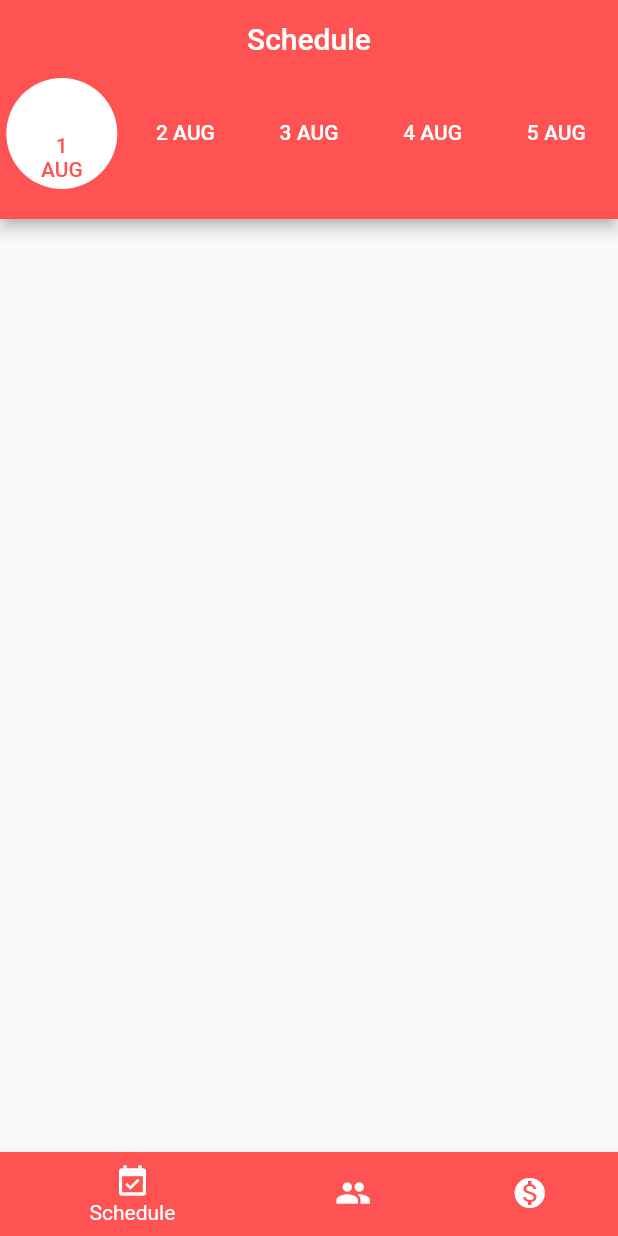
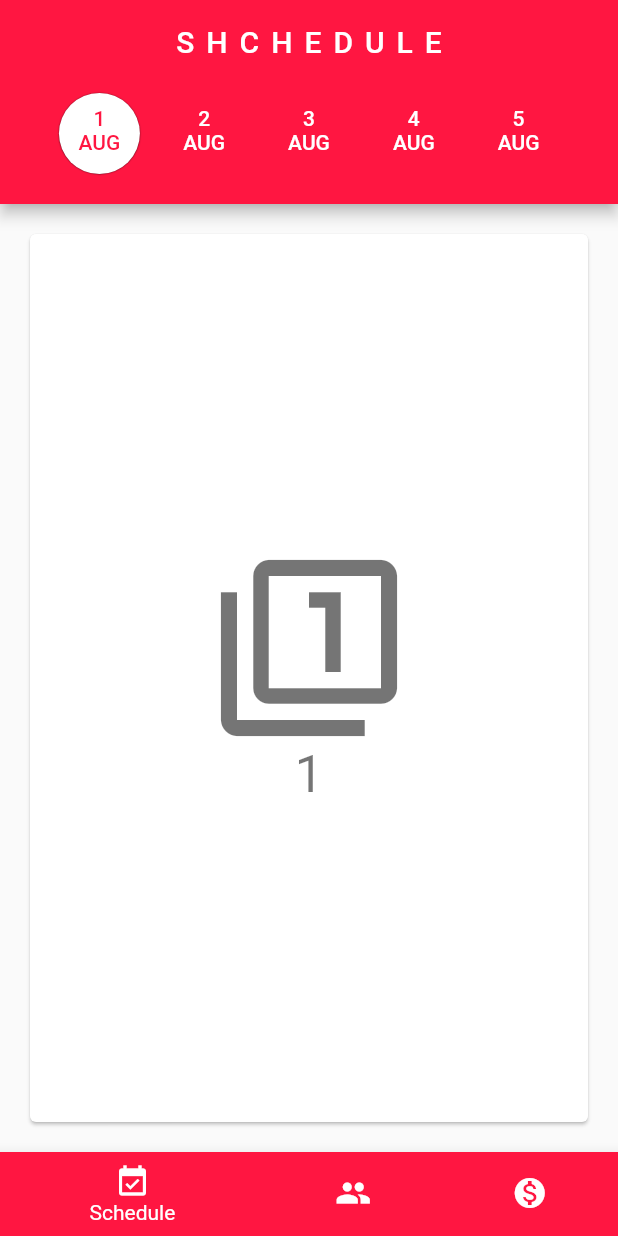
Before and after one commit to guilhermeof/app-conference, a Flutter app: the screen it shows after launch, on a phone screen of 412 x 824 dp. Run offline on Flutter 3.47's test engine with Material 2 defaults, Android fonts, the phone set to English and light mode, and no system bars.

Commit message:
Concluido scroll topbar com as datas do evento

```diff
--- /dev/null
+++ b/lib/pages/schedule/schedule_tab.dart
@@ -0,0 +1,40 @@
+import 'package:flutter/material.dart';
+
+class Choice {
+  const Choice({ this.title, this.icon });
+  final String title;
+  final IconData icon;
+}
+
+const List<Choice> choices = const <Choice>[
+  const Choice(title: 'CAR', icon: Icons.directions_car),
+  const Choice(title: 'BICYCLE', icon: Icons.directions_bike),
+  const Choice(title: 'BOAT', icon: Icons.directions_boat),
+  const Choice(title: 'BUS', icon: Icons.directions_bus),
+  const Choice(title: 'TRAIN', icon: Icons.directions_railway),
+  const Choice(title: 'WALK', icon: Icons.directions_walk),
+];
+
+class ChoiceCard extends StatelessWidget {
+  const ChoiceCard({ Key key, this.choice }) : super(key: key);
+
+  final Choice choice;
+
+  @override
+  Widget build(BuildContext context) {
+    final TextStyle textStyle = Theme.of(context).textTheme.display1;
+    return new Card(
+      color: Colors.white,
+      child: new Center(
+        child: new Column(
+          mainAxisSize: MainAxisSize.min,
+          crossAxisAlignment: CrossAxisAlignment.center,
+          children: <Widget>[
+            new Icon(choice.icon, size: 128.0, color: textStyle.color),
+            new Text(choice.title, style: textStyle),
+          ],
+        ),
+      ),
+    );
+  }
+}
--- a/lib/pages/schedule_page.dart
+++ b/lib/pages/schedule_page.dart
@@ -8,11 +8,12 @@ class SchedulePage extends StatefulWidget {
 class _SchedulePageState extends State<SchedulePage> with SingleTickerProviderStateMixin {
 
   TabController controller;
+  final length = choices.length;
 
   @override
   void initState() {
     super.initState();
-    controller = new TabController(vsync: this, length: 5);
+    controller = new TabController(vsync: this, length: length);
   }
 
   @override
@@ -21,48 +22,108 @@ class _SchedulePageState extends State<SchedulePage> with SingleTickerProviderSt
     super.dispose();
   }
 
-
   @override
   Widget build(BuildContext context) {
    return new Scaffold(
           appBar: new AppBar(
-        backgroundColor: Colors.redAccent,
-        title: new Text("Schedule"),
+            backgroundColor: new Color.fromRGBO(255, 22, 65, 10.0),
+            title: new Text('Shchedule'.toUpperCase(), style: new TextStyle(
+              letterSpacing: 8.0,
+            ),),
             centerTitle: true,
             bottom: new PreferredSize(
-          preferredSize: new Size.fromHeight(90.0),
-          child: new Material(
-            color: Colors.redAccent,
+              preferredSize: new Size.fromHeight(80.0),
               child: new Container(
                 padding: new EdgeInsets.only(bottom: 20.0),
                 child: new TabBar(
+                  labelStyle: new TextStyle(
+                    fontSize: 14.0
+                  ),
+                  indicatorWeight: 8.0,
+                  indicatorSize: TabBarIndicatorSize.tab,
+                  unselectedLabelColor: Colors.white,
+                  labelColor: new Color.fromRGBO(255, 22, 65, 10.0),
+                  indicator: new BoxDecoration(
+                    color: Colors.white,
+                    shape: BoxShape.circle,
+                    boxShadow: <BoxShadow>[
+                        new BoxShadow (
+                          color: const Color(0xcc000000),
+                          offset: new Offset(0.0, 0.1),
+                          blurRadius: 0.1,
+                        ),
+                      ],
+                    ),
                   controller: controller,
-              unselectedLabelColor: Colors.white,
-              indicator: new BoxDecoration(
-                shape: BoxShape.circle,
-                color: Colors.white,
-              ),
-              labelColor: Colors.redAccent,
-              tabs: <Widget>[
-                new Tab(icon: new Icon(null), child: new Container(
+                  isScrollable: true,
+                  tabs: choices.map((Choice choice) {
+                  return new Tab(
+                      child: new Align(
+                        alignment: Alignment.bottomCenter,
+                        child: new Container(
+                          padding: new EdgeInsets.all(5.0),
                           child: new Column(
                           mainAxisSize: MainAxisSize.min,
                           children: <Widget>[
-                      new Text("1"),
-                      new Text("AUG")
+                              new Text(choice.title.toUpperCase()),
+                              new Text("AUG".toUpperCase())
                             ],
-                  )
-                )),
-                new Tab( text: "2 AUG",),
-                new Tab( text: "3 AUG",),
-                new Tab( text: "4 AUG",),
-                new Tab( text: "5 AUG",)
-             ],
-            ),
                           )
                         ),
                       )
+                    );
+                 }).toList(),
+               ),
+              ),
+            ),
+          ),
+          body: new TabBarView(
+            controller: controller,
+            children: choices.map((Choice choice) {
+              return new Padding(
+                padding: const EdgeInsets.all(16.0),
+                child: new ChoiceCard(choice: choice),
+              );
+            }).toList(),
           ),
     );
   }
 }
+
+class Choice {
+  const Choice({ this.title, this.icon });
+  final String title;
+  final IconData icon;
+}
+
+const List<Choice> choices = const <Choice>[
+  const Choice(title: '1', icon: Icons.filter_1),
+  const Choice(title: '2', icon: Icons.filter_1),
+  const Choice(title: '3', icon: Icons.filter_1),
+  const Choice(title: '4', icon: Icons.filter_1),
+  const Choice(title: '5', icon: Icons.filter_1),
+];
+
+class ChoiceCard extends StatelessWidget {
+  const ChoiceCard({ Key key, this.choice }) : super(key: key);
+
+  final Choice choice;
+
+  @override
+  Widget build(BuildContext context) {
+    final TextStyle textStyle = Theme.of(context).textTheme.display1;
+    return new Card(
+      color: Colors.white,
+      child: new Center(
+        child: new Column(
+          mainAxisSize: MainAxisSize.min,
+          crossAxisAlignment: CrossAxisAlignment.center,
+          children: <Widget>[
+            new Icon(choice.icon, size: 128.0, color: textStyle.color),
+            new Text(choice.title, style: textStyle),
+          ],
+        ),
+      ),
+    );
+  }
+}
--- a/lib/ui/tabs.dart
+++ b/lib/ui/tabs.dart
@@ -47,17 +47,17 @@ class MyTabsState extends State<MyTabs> {
       },
       items: <BottomNavigationBarItem>[
         new BottomNavigationBarItem(
-          backgroundColor: Colors.redAccent,
+          backgroundColor: new Color.fromRGBO(255, 22, 65, 10.0),
           icon: new Icon(Icons.event_available),
           title: new Text("Schedule")
         ),
         new BottomNavigationBarItem(
-          backgroundColor: Colors.redAccent,
+          backgroundColor: new Color.fromRGBO(255, 22, 65, 10.0),
           icon: new Icon(Icons.group),
           title: new Text("Speakers")
         ),
         new BottomNavigationBarItem(
-          backgroundColor: Colors.redAccent,
+          backgroundColor: new Color.fromRGBO(255, 22, 65, 10.0),
           icon: new Icon(Icons.monetization_on),
           title: new Text("Sponsers")
         )
```
Lines whose indentation alone changed are shown as unchanged.
